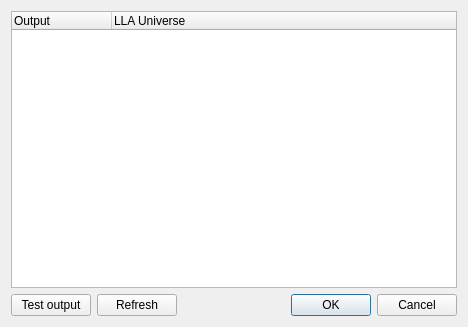
First picture: the form in libs/llaout/configurellaout.ui, repository Andersbakken/qlc, before the edit.
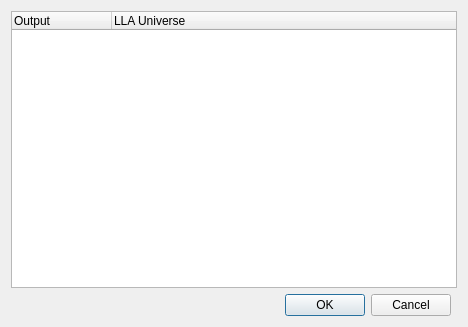
Second picture: the form after the edit.

```diff
--- a/libs/llaout/configurellaout.ui
+++ b/libs/llaout/configurellaout.ui
@@ -27,24 +27,7 @@
      </column>
     </widget>
    </item>
-   <item row="1" column="0" >
-    <widget class="QPushButton" name="m_testButton" >
-     <property name="text" >
-      <string>Test output</string>
-     </property>
-     <property name="checkable" >
-      <bool>true</bool>
-     </property>
-    </widget>
-   </item>
    <item row="1" column="1" >
-    <widget class="QPushButton" name="m_refreshButton" >
-     <property name="text" >
-      <string>Refresh</string>
-     </property>
-    </widget>
-   </item>
-   <item row="1" column="2" >
     <widget class="QDialogButtonBox" name="buttonBox" >
      <property name="orientation" >
       <enum>Qt::Horizontal</enum>
```
